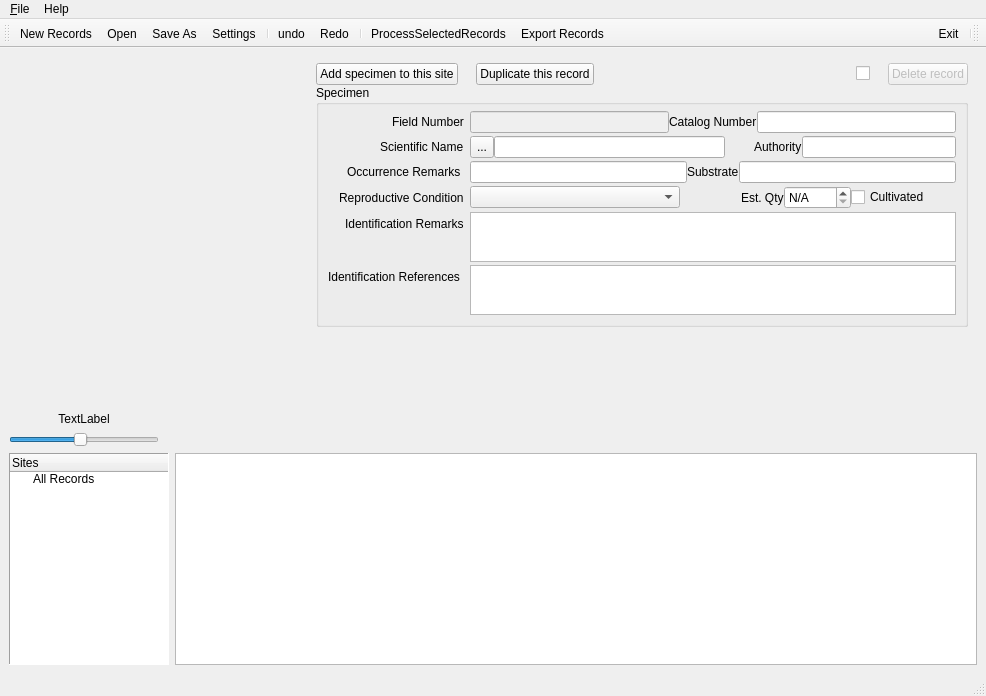
First picture: the form in ui/collBookUI.ui, repository CapPow/collBook, before the edit.
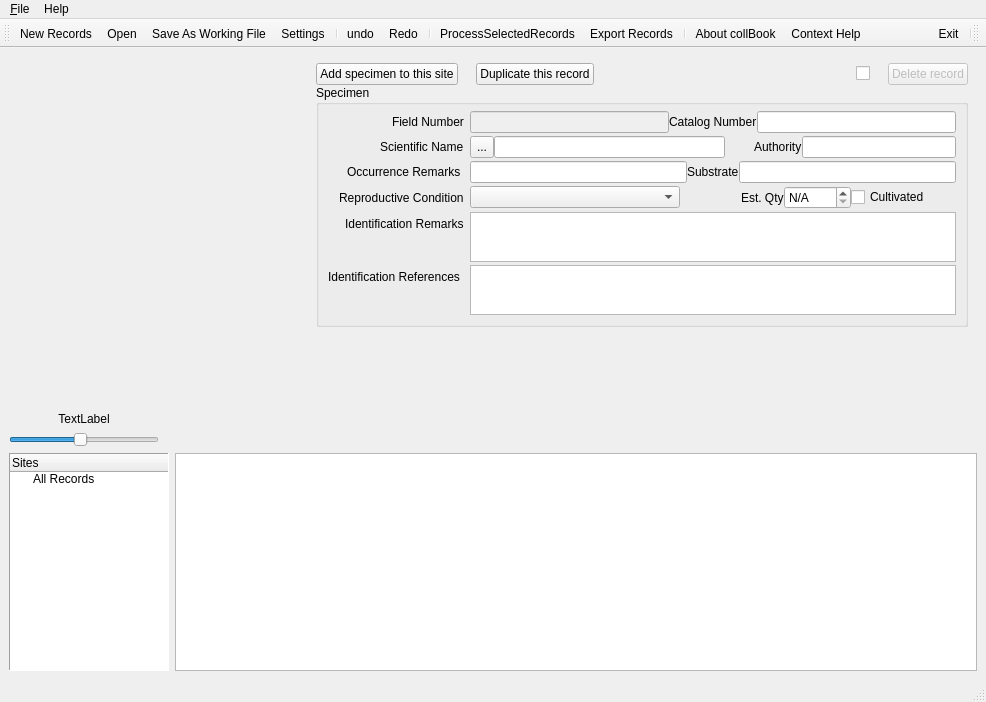
Second picture: the form after the edit. Icons and pictures are not drawn. Custom widgets are drawn as their Qt base class.

Commit message: updated local mycobank and ITIS, added contextual help to 30% of UI

```diff
--- a/ui/collBookUI.ui
+++ b/ui/collBookUI.ui
@@ -7,7 +7,7 @@
     <x>0</x>
     <y>0</y>
     <width>986</width>
-    <height>696</height>
+    <height>702</height>
    </rect>
   </property>
   <property name="windowTitle">
@@ -1660,6 +1660,9 @@
    <addaction name="separator"/>
    <addaction name="action_Verify_All"/>
    <addaction name="action_Export_Records"/>
+   <addaction name="separator"/>
+   <addaction name="action_About_collBook"/>
+   <addaction name="action_Context_Help"/>
   </widget>
   <widget class="QToolBar" name="right_toolBar">
    <property name="sizePolicy">
@@ -1736,7 +1739,7 @@
      <normaloff>:/rc_/save.svg</normaloff>:/rc_/save.svg</iconset>
    </property>
    <property name="text">
-    <string>&amp;Save As</string>
+    <string>&amp;Save As Working File</string>
    </property>
    <property name="toolTip">
     <string>Save as working file</string>
@@ -1840,6 +1843,32 @@
     <string>Export your records for database upload and label printing</string>
    </property>
   </action>
+  <action name="action_About_collBook">
+   <property name="icon">
+    <iconset>
+     <normalon>:/rc_/book.svg</normalon>
+    </iconset>
+   </property>
+   <property name="text">
+    <string>About collBook</string>
+   </property>
+   <property name="toolTip">
+    <string>Citation, Licensing, and Version</string>
+   </property>
+  </action>
+  <action name="action_Context_Help">
+   <property name="icon">
+    <iconset>
+     <normalon>:/rc_/help-circle.svg</normalon>
+    </iconset>
+   </property>
+   <property name="text">
+    <string>Context Help</string>
+   </property>
+   <property name="toolTip">
+    <string>click another object to learn more</string>
+   </property>
+  </action>
  </widget>
  <customwidgets>
   <customwidget>
```
Left out of the diff: 134 changed lines with no effect on the pictures. The commit also changes 8 other files.
